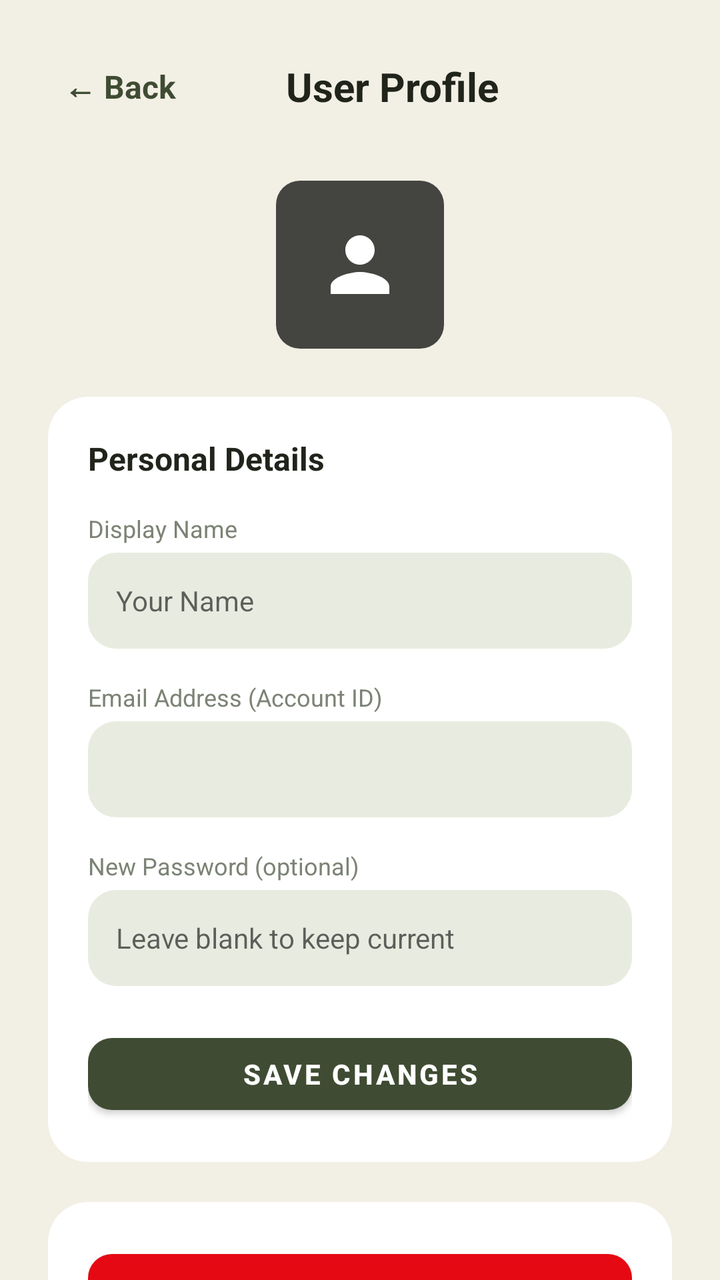
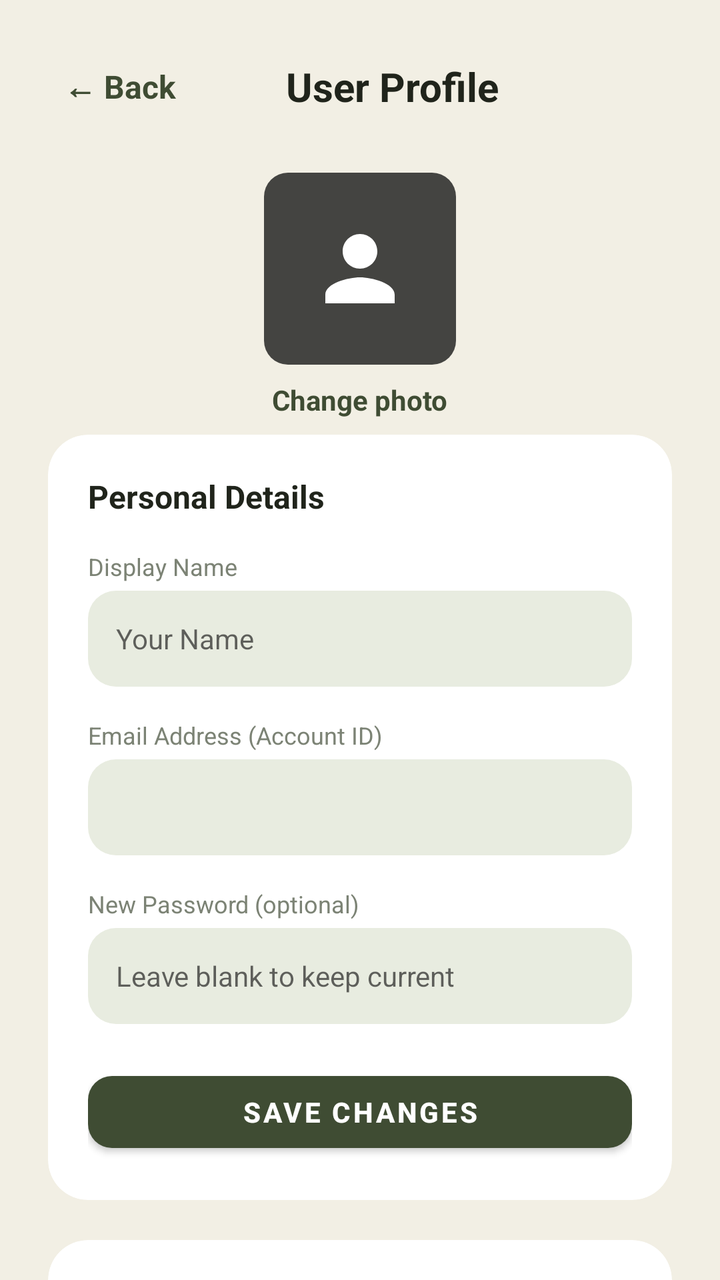

An Android layout rendered at two revisions. The XML below is the earlier revision; the diff shows what the commit changed to produce the second picture.
<!-- AndroidManifest.xml: application theme Theme.BingeList.NoActionBar -->
<!-- res/layout/activity_profile.xml -->
<?xml version="1.0" encoding="utf-8"?>
<androidx.constraintlayout.widget.ConstraintLayout
    xmlns:android="http://schemas.android.com/apk/res/android"
    xmlns:app="http://schemas.android.com/apk/res-auto"
    android:layout_width="match_parent"
    android:layout_height="match_parent"
    android:background="@color/screen_background">

    <androidx.core.widget.NestedScrollView
        android:layout_width="0dp"
        android:layout_height="0dp"
        android:clipToPadding="false"
        android:paddingBottom="24dp"
        app:layout_constraintTop_toTopOf="parent"
        app:layout_constraintBottom_toBottomOf="parent"
        app:layout_constraintStart_toStartOf="parent"
        app:layout_constraintEnd_toEndOf="parent">

        <LinearLayout
            android:layout_width="match_parent"
            android:layout_height="wrap_content"
            android:orientation="vertical"
            android:paddingHorizontal="24dp"
            android:paddingTop="24dp">

            
            <LinearLayout
                android:layout_width="match_parent"
                android:layout_height="wrap_content"
                android:gravity="center_vertical"
                android:orientation="horizontal">

                <TextView
                    android:id="@+id/btnBack"
                    android:layout_width="wrap_content"
                    android:layout_height="wrap_content"
                    android:padding="8dp"
                    android:text="← Back"
                    android:textColor="@color/bl_logo_bg"
                    android:textSize="16sp"
                    android:textStyle="bold" />

                <TextView
                    android:layout_width="0dp"
                    android:layout_height="wrap_content"
                    android:layout_weight="1"
                    android:gravity="center"
                    android:text="User Profile"
                    android:textColor="@color/bl_text_primary"
                    android:textSize="20sp"
                    android:textStyle="bold"
                    android:layout_marginEnd="40dp" />
            </LinearLayout>

            
            <ImageView
                android:layout_width="84dp"
                android:layout_height="84dp"
                android:layout_gravity="center_horizontal"
                android:layout_marginTop="28dp"
                android:layout_marginBottom="24dp"
                android:background="@drawable/rating_badge_background"
                android:padding="20dp"
                android:src="@drawable/ic_profile"
                app:tint="@color/white" />

            
            <androidx.cardview.widget.CardView
                android:layout_width="match_parent"
                android:layout_height="wrap_content"
                app:cardCornerRadius="20dp"
                app:cardElevation="0dp"
                app:cardBackgroundColor="@color/white"
                android:layout_marginBottom="20dp">

                <LinearLayout
                    android:layout_width="match_parent"
                    android:layout_height="wrap_content"
                    android:orientation="vertical"
                    android:padding="20dp">

                    <TextView
                        android:layout_width="wrap_content"
                        android:layout_height="wrap_content"
                        android:text="Personal Details"
                        android:textColor="@color/bl_text_primary"
                        android:textSize="16sp"
                        android:textStyle="bold"
                        android:layout_marginBottom="16dp" />

                    
                    <TextView
                        android:layout_width="wrap_content"
                        android:layout_height="wrap_content"
                        android:text="Display Name"
                        android:textColor="@color/text_secondary"
                        android:textSize="12sp"
                        android:layout_marginBottom="4dp" />

                    

                    <EditText
                        android:id="@+id/etDisplayName"
                        android:layout_width="match_parent"
                        android:layout_height="48dp"
                        android:layout_marginBottom="16dp"
                        android:background="@drawable/search_bar_background"
                        android:hint="Your Name"
                        android:inputType="textPersonName"
                        android:paddingHorizontal="14dp"
                        android:textColor="@color/bl_text_primary"
                        android:textSize="14sp" />

                    <TextView
                        android:layout_width="wrap_content"
                        android:layout_height="wrap_content"
                        android:text="Email Address (Account ID)"
                        android:textColor="@color/text_secondary"
                        android:textSize="12sp"
                        android:layout_marginBottom="4dp" />

                    <EditText
                        android:id="@+id/etEmail"
                        android:layout_width="match_parent"
                        android:layout_height="48dp"
                        android:background="@drawable/search_bar_background"
                        android:enabled="false"
                        android:paddingHorizontal="14dp"
                        android:textColor="@color/text_secondary"
                        android:textSize="14sp"
                        android:layout_marginBottom="16dp" />

                    
                    <TextView
                        android:layout_width="wrap_content"
                        android:layout_height="wrap_content"
                        android:text="New Password (optional)"
                        android:textColor="@color/text_secondary"
                        android:textSize="12sp"
                        android:layout_marginBottom="4dp" />

                    <EditText
                        android:id="@+id/etNewPassword"
                        android:layout_width="match_parent"
                        android:layout_height="48dp"
                        android:background="@drawable/search_bar_background"
                        android:hint="Leave blank to keep current"
                        android:inputType="textPassword"
                        android:paddingHorizontal="14dp"
                        android:textColor="@color/bl_text_primary"
                        android:textSize="14sp"
                        android:layout_marginBottom="20dp" />

                    
                    <com.google.android.material.button.MaterialButton
                        android:id="@+id/btnSaveProfile"
                        android:layout_width="match_parent"
                        android:layout_height="48dp"
                        android:text="Save Changes"
                        android:textColor="@color/white"
                        android:textStyle="bold"
                        app:backgroundTint="@color/bl_logo_bg"
                        app:cornerRadius="12dp" />

                </LinearLayout>
            </androidx.cardview.widget.CardView>

            
            <androidx.cardview.widget.CardView
                android:layout_width="match_parent"
                android:layout_height="wrap_content"
                app:cardCornerRadius="20dp"
                app:cardElevation="0dp"
                app:cardBackgroundColor="@color/white">

                <LinearLayout
                    android:layout_width="match_parent"
                    android:layout_height="wrap_content"
                    android:orientation="vertical"
                    android:padding="20dp">

                    <com.google.android.material.button.MaterialButton
                        android:id="@+id/btnLogout"
                        android:layout_width="match_parent"
                        android:layout_height="48dp"
                        android:text="Log Out"
                        android:textColor="@color/white"
                        android:textStyle="bold"
                        app:backgroundTint="#E50914"
                        app:cornerRadius="12dp" />
                </LinearLayout>
            </androidx.cardview.widget.CardView>

            <ProgressBar
                android:id="@+id/progressBar"
                android:layout_width="wrap_content"
                android:layout_height="wrap_content"
                android:layout_gravity="center_horizontal"
                android:layout_marginTop="16dp"
                android:visibility="gone" />

        </LinearLayout>
    </androidx.core.widget.NestedScrollView>

</androidx.constraintlayout.widget.ConstraintLayout>
<!-- resources referenced by this layout -->
<resources>
  <color name="bl_logo_bg">#3F4C33</color>
  <color name="bl_text_primary">#20241B</color>
  <color name="screen_background">#F2EFE4</color>
  <color name="text_secondary">#7C8375</color>
  <color name="white">#FFFFFFFF</color>
  <!-- drawable ic_profile (drawable) -->
  <vector xmlns:android="http://schemas.android.com/apk/res/android"
      android:width="24dp"
      android:height="24dp"
      android:viewportWidth="24"
      android:viewportHeight="24">
      <path
          android:fillColor="#FFFFFF"
          android:pathData="M12,12c2.21,0 4,-1.79 4,-4s-1.79,-4 -4,-4 -4,1.79 -4,4 1.79,4 4,4zM12,14c-2.67,0 -8,1.34 -8,4v2h16v-2c0,-2.66 -5.33,-4 -8,-4z"/>
  </vector>
  <!-- drawable rating_badge_background (drawable) -->
  <?xml version="1.0" encoding="utf-8"?>
  <shape xmlns:android="http://schemas.android.com/apk/res/android" android:shape="rectangle">
      <solid android:color="@color/bl_rating_badge_bg" />
      <corners android:radius="12dp" />
  </shape>
  <!-- drawable search_bar_background (drawable) -->
  <?xml version="1.0" encoding="utf-8"?>
  <shape xmlns:android="http://schemas.android.com/apk/res/android">
      <solid android:color="@color/binge_input_bg" />
      <corners android:radius="14dp" />
  </shape>
  <style name="Theme.BingeList.NoActionBar" parent="Theme.MaterialComponents.DayNight.NoActionBar">
          
          <item name="colorPrimary">@color/binge_olive_primary</item>
          <item name="colorPrimaryVariant">@color/binge_olive_pressed</item>
          <item name="colorOnPrimary">@color/white</item>
  
          
          <item name="colorSecondary">@color/binge_sage_secondary</item>
          <item name="colorSecondaryVariant">@color/binge_olive_primary</item>
          <item name="colorOnSecondary">@color/binge_text_title</item>
  
          
          <item name="android:windowBackground">@color/binge_cream_bg</item>
          <item name="android:statusBarColor">@color/binge_cream_bg</item>
          <item name="android:windowLightStatusBar" tools:targetApi="m">true</item>
      </style>
  <color name="bl_rating_badge_bg">#CC1A1A1A</color>
  <color name="binge_input_bg">#E8ECE0</color>
  <color name="binge_olive_primary">#3F4C33</color>
  <color name="binge_olive_pressed">#2E3825</color>
  <color name="binge_sage_secondary">#D6DEC7</color>
  <color name="binge_text_title">#20241B</color>
  <color name="binge_cream_bg">#F2EFE4</color>
</resources>

<!-- the commit's change to res/layout/activity_profile.xml (unified diff, before → after) -->
@@ -54,15 +54,38 @@
 
             
             <ImageView
-                android:layout_width="84dp"
-                android:layout_height="84dp"
-                android:layout_gravity="center_horizontal"
-                android:layout_marginTop="28dp"
-                android:layout_marginBottom="24dp"
+                android:id="@+id/ivAvatar"
+                android:layout_width="96dp"
+                android:layout_height="96dp"
+                android:layout_gravity="center_horizontal"
+                android:layout_marginTop="24dp"
                 android:background="@drawable/rating_badge_background"
-                android:padding="20dp"
+                android:contentDescription="Profile photo"
+                android:padding="22dp"
                 android:src="@drawable/ic_profile"
                 app:tint="@color/white" />
+
+            <TextView
+                android:id="@+id/btnChangePhoto"
+                android:layout_width="wrap_content"
+                android:layout_height="wrap_content"
+                android:layout_gravity="center_horizontal"
+                android:padding="8dp"
+                android:text="Change photo"
+                android:textColor="@color/bl_logo_bg"
+                android:textStyle="bold" />
+
+            <TextView
+                android:id="@+id/btnRemovePhoto"
+                android:layout_width="wrap_content"
+                android:layout_height="wrap_content"
+                android:layout_gravity="center_horizontal"
+                android:layout_marginBottom="16dp"
+                android:padding="4dp"
+                android:text="Remove photo"
+                android:textColor="#E50914"
+                android:textSize="13sp"
+                android:visibility="gone" />
 
             
             <androidx.cardview.widget.CardView
